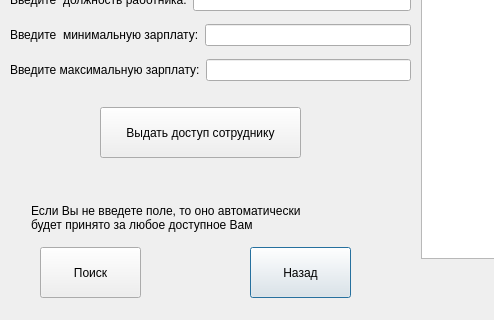
This is src/project/selectworkers.ui in Edeotena/bd_4rd_sem_course_work as Qt 5 draws it before an edit; both pictures show x 0 to 494 and y 83 to 403 of the 938 by 403 pixel window. The edited form follows.
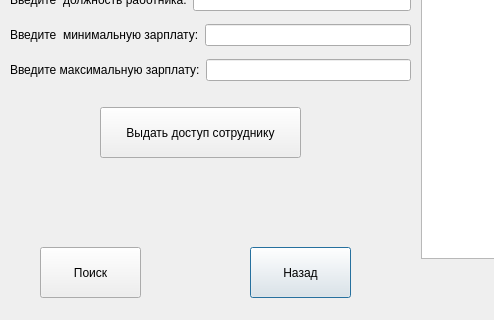
This is the edited form.

Diff of the .ui file:
```diff
--- a/src/project/selectworkers.ui
+++ b/src/project/selectworkers.ui
@@ -13,20 +13,6 @@
   <property name="windowTitle">
    <string>Dialog</string>
   </property>
-  <widget class="QLabel" name="label_13">
-   <property name="geometry">
-    <rect>
-     <x>31</x>
-     <y>281</y>
-     <width>334</width>
-     <height>40</height>
-    </rect>
-   </property>
-   <property name="text">
-    <string>Если Вы не введете поле, то оно автоматически
-будет принято за любое доступное Вам</string>
-   </property>
-  </widget>
   <widget class="QTableWidget" name="tableWidget">
    <property name="geometry">
     <rect>
```
